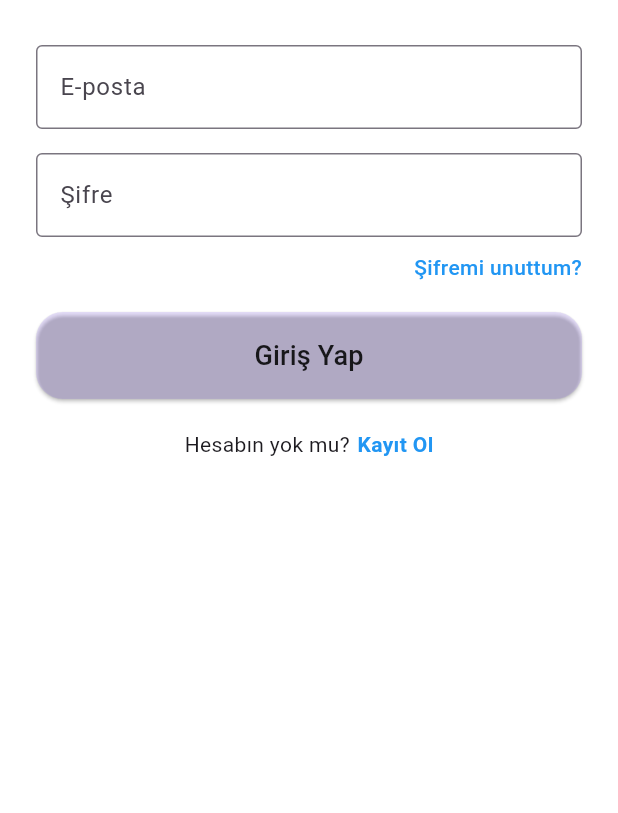
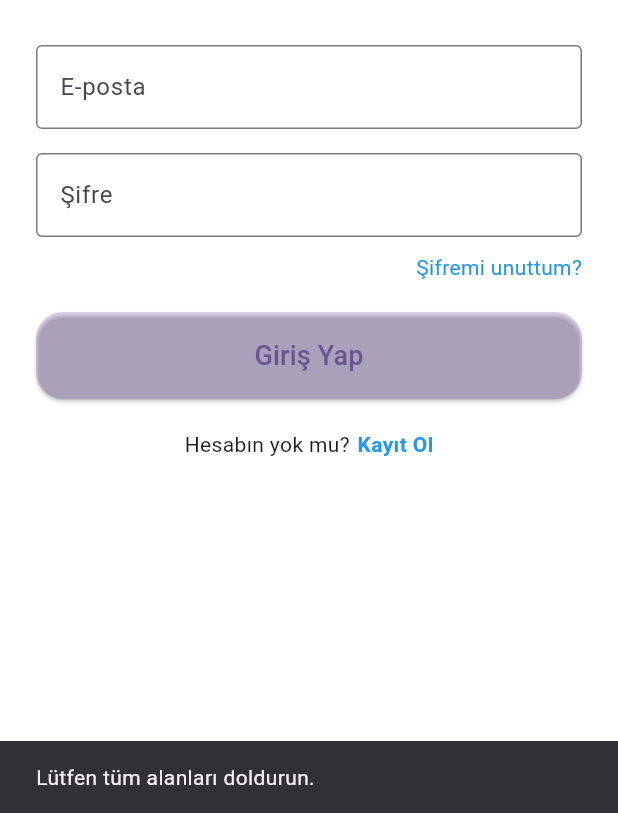
Before and after one commit to MKocak59/akilli_kampus_proje, a Flutter app: the screen it shows after launch, after a tap on "Giriş Yap", on a phone screen of 412 x 824 dp, the part 423-1236 px from its top. Run offline on Flutter 3.47's test engine with Material 3 defaults, Android fonts, the phone set to English and light mode, and no system bars; our stand-ins replace cloud_firestore, firebase_auth, firebase_core; accounts and stored records are empty.

Commit message:
Kullanıcı giriş, kayıt ve şifre sıfırlama ekranlarının Firebase Authenticatin entegrasyonu tamamlandı.

```diff
--- a/lib/screens/auth/login_screen.dart
+++ b/lib/screens/auth/login_screen.dart
@@ -1,18 +1,16 @@
 import 'package:flutter/material.dart';
+import 'package:firebase_auth/firebase_auth.dart';
+import '../../services/auth_service.dart';
 
-/// **********************************************************************
-///  LOGIN SCREEN (Giriş Ekranı)
-/// **********************************************************************
-/// Bu ekran, kullanıcıların sisteme giriş yapmasını sağlar.
-/// Kullanıcı:
-///   - E-posta adresini girer
-///   - Şifresini girer
-///   - “Şifremi unuttum?” bağlantısıyla şifre sıfırlama ekranına gider
-///   - “Kayıt Ol” bağlantısıyla kayıt ekranına yönlendirilir
-///
-/// Bu sayfa henüz Firebase Authentication’a bağlı değildir.
-/// Firebase kodları ileride eklenecektir.
-/// **********************************************************************
+
+///  LOGIN SCREEN
+/// Bu ekranda:
+/// - Kullanıcı giriş yapabilir
+/// - Şifre sıfırlama ekranına yönlenebilir
+/// - Kayıt ekranına geçiş yapılabilir
+/// - Firebase hata kodları Türkçeye çevrilir
+/// - Şık yükleniyor animasyonu bulunur
+
 
 class LoginScreen extends StatefulWidget {
   const LoginScreen({super.key});
@@ -22,47 +20,99 @@ class LoginScreen extends StatefulWidget {
 }
 
 class _LoginScreenState extends State<LoginScreen> {
-  /// Kullanıcının girdiği e-posta değerini kontrol etmek için TextEditingController
   final TextEditingController emailController = TextEditingController();
+  final TextEditingController passwordController = TextEditingController();
+  final AuthService _authService = AuthService();
 
-  /// Kullanıcının girdiği şifreyi kontrol etmek için TextEditingController
-  final TextEditingController passwordController = TextEditingController();
+  bool isLoading = false; // Buton animasyonu
+
+  /// Firebase hata kodlarını Türkçeye çeviren fonksiyon
+  String getErrorMessage(FirebaseAuthException e) {
+    switch (e.code) {
+      case "user-not-found":
+        return "Bu e-posta adresiyle kayıtlı bir kullanıcı bulunamadı.";
+      case "wrong-password":
+        return "Şifre yanlış! Lütfen tekrar deneyin.";
+      case "invalid-email":
+        return "Geçersiz e-posta formatı.";
+      case "too-many-requests":
+        return "Çok fazla deneme yaptınız. Bir süre sonra tekrar deneyin.";
+      case "network-request-failed":
+        return "İnternet bağlantı hatası.";
+      default:
+        return "Bir hata oluştu. (${e.code})";
+    }
+  }
+
+  /// Kullanıcı giriş fonksiyonu
+  Future<void> loginUser() async {
+    String email = emailController.text.trim();
+    String password = passwordController.text.trim();
+
+    /// Basit kontroller
+    if (email.isEmpty || password.isEmpty) {
+      showMessage("Lütfen tüm alanları doldurun.");
+      return;
+    }
+
+    /// E-posta format kontrolü
+    if (!email.contains("@") || !email.contains(".")) {
+      showMessage("Lütfen geçerli bir e-posta adresi girin.");
+      return;
+    }
+
+    setState(() => isLoading = true);
+
+    try {
+      User? user = await _authService.signIn(email, password);
+
+      setState(() => isLoading = false);
+
+      if (user != null) {
+        showMessage("Giriş başarılı!");
+
+        Navigator.pushReplacementNamed(context, '/home');
+      } else {
+        showMessage("e-posta veya şifre hatalı.");
+      }
+    } on FirebaseAuthException catch (e) {
+      setState(() => isLoading = false);
+      showMessage(getErrorMessage(e));
+    }
+  }
+
+  /// Snackbar mesaj gösterme fonksiyonu
+  void showMessage(String msg) {
+    ScaffoldMessenger.of(context).showSnackBar(
+      SnackBar(content: Text(msg)),
+    );
+  }
 
   @override
   Widget build(BuildContext context) {
     return Scaffold(
-      /// Arka plan rengini beyaz yaptık (tasarıma en uygun görünüm)
       backgroundColor: Colors.white,
 
-      /// Sayfanın tüm kenarlarından 24 px boşluk bırakıyoruz
       body: Padding(
         padding: const EdgeInsets.all(24.0),
 
         child: Center(
-          /// Ekran taşarsa (küçük telefonlarda) kaydırılabilmesini sağlar
           child: SingleChildScrollView(
             child: Column(
-              crossAxisAlignment: CrossAxisAlignment.stretch, // Tüm elemanlar genişliği kaplasın
+              crossAxisAlignment: CrossAxisAlignment.stretch,
+
               children: [
 
-                /// --------------------------------------------------------------
-                ///  BAŞLIK — “Akıllı Kampüs”
-                /// --------------------------------------------------------------
+                /// Başlık
                 const Text(
                   "Akıllı Kampüs",
                   textAlign: TextAlign.center,
-                  style: TextStyle(
-                    fontSize: 32,
-                    fontWeight: FontWeight.bold,
-                  ),
+                  style: TextStyle(fontSize: 32, fontWeight: FontWeight.bold),
                 ),
 
                 const SizedBox(height: 30),
 
-                /// --------------------------------------------------------------
-                ///  E-POSTA GİRİŞ ALANI
-                /// --------------------------------------------------------------
-                /// controller: kullanıcı ne yazarsa bu controller üzerinden okunur.
+                /// E-posta alanı
                 TextField(
                   controller: emailController,
                   keyboardType: TextInputType.emailAddress,
@@ -74,10 +124,7 @@ class _LoginScreenState extends State<LoginScreen> {
 
                 const SizedBox(height: 16),
 
-                /// --------------------------------------------------------------
-                ///  ŞİFRE GİRİŞ ALANI
-                /// --------------------------------------------------------------
-                /// obscureText: true → Şifre yazılırken gizlenir.
+                /// Şifre alanı
                 TextField(
                   controller: passwordController,
                   obscureText: true,
@@ -89,75 +136,45 @@ class _LoginScreenState extends State<LoginScreen> {
 
                 const SizedBox(height: 10),
 
-                /// --------------------------------------------------------------
-                ///  ŞİFREMİ UNUTTUM BAĞLANTISI
-                ///  Kullanıcıyı /reset rotasına yönlendirir.
-                /// --------------------------------------------------------------
+                /// Şifremi unuttum linki
                 Align(
                   alignment: Alignment.centerRight,
                   child: GestureDetector(
-                    onTap: () {
-                      Navigator.pushNamed(context, '/reset');
-                    },
-                    child: const Text(
-                      "Şifremi unuttum?",
-                      style: TextStyle(
-                        color: Colors.blue,
-                        fontWeight: FontWeight.w500,
-                      ),
-                    ),
+                    onTap: () => Navigator.pushNamed(context, '/reset'),
+                    child: const Text("Şifremi unuttum?", style: TextStyle(color: Colors.blue)),
                   ),
                 ),
 
                 const SizedBox(height: 20),
 
-                /// --------------------------------------------------------------
-                ///  GİRİŞ YAP BUTONU
-                /// --------------------------------------------------------------
-                /// Şu an sadece konsola mesaj yazar.
-                /// Firebase Authentication entegrasyonu ileride eklenecek.
+                /// GİRİŞ BUTONU
                 ElevatedButton(
-                  onPressed: () {
-                    print("🔐 Giriş Yap tıklandı — Firebase login buraya eklenecek");
-                    print("E-posta: ${emailController.text}");
-                    print("Şifre: ${passwordController.text}");
-                  },
+                  onPressed: isLoading ? null : loginUser,
                   style: ElevatedButton.styleFrom(
                     padding: const EdgeInsets.symmetric(vertical: 16),
-                    backgroundColor: Colors.deepPurpleAccent.withOpacity(0.15),
-                    foregroundColor: Colors.black87,
+                    backgroundColor: Colors.deepPurple.withOpacity(0.2),
                     shape: RoundedRectangleBorder(
                       borderRadius: BorderRadius.circular(18),
                     ),
                   ),
-                  child: const Text(
-                    "Giriş Yap",
-                    style: TextStyle(fontSize: 18),
-                  ),
+                  child: isLoading
+                      ? const CircularProgressIndicator(color: Colors.black)
+                      : const Text("Giriş Yap", style: TextStyle(fontSize: 18)),
                 ),
 
                 const SizedBox(height: 20),
 
-                /// --------------------------------------------------------------
-                ///  KAYIT OLMAYA YÖNLENDİREN SATIR
-                /// --------------------------------------------------------------
+                /// Kayıt ekranına geçiş
                 Row(
                   mainAxisAlignment: MainAxisAlignment.center,
                   children: [
                     const Text("Hesabın yok mu?"),
                     const SizedBox(width: 5),
-
-                    /// “Kayıt Ol” metnine tıklanınca /register rotasına gider
                     GestureDetector(
-                      onTap: () {
-                        Navigator.pushNamed(context, '/register');
-                      },
+                      onTap: () => Navigator.pushNamed(context, '/register'),
                       child: const Text(
                         "Kayıt Ol",
-                        style: TextStyle(
-                          color: Colors.blue,
-                          fontWeight: FontWeight.bold,
-                        ),
+                        style: TextStyle(color: Colors.blue, fontWeight: FontWeight.bold),
                       ),
                     ),
                   ],
```
Also changed, not shown: lib/screens/auth/register_screen.dart (+71 -26 lines), lib/screens/auth/reset_password_screen.dart (+75 -27 lines), lib/screens/home/home_screen.dart (+18 -12 lines), 3 other files.
